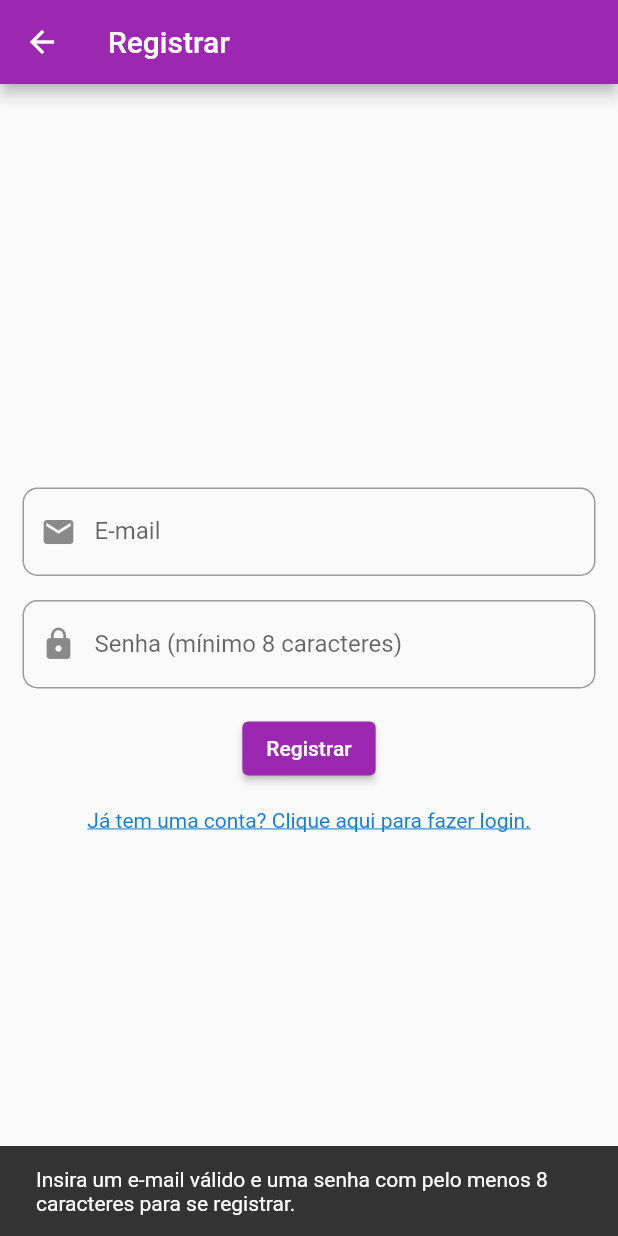
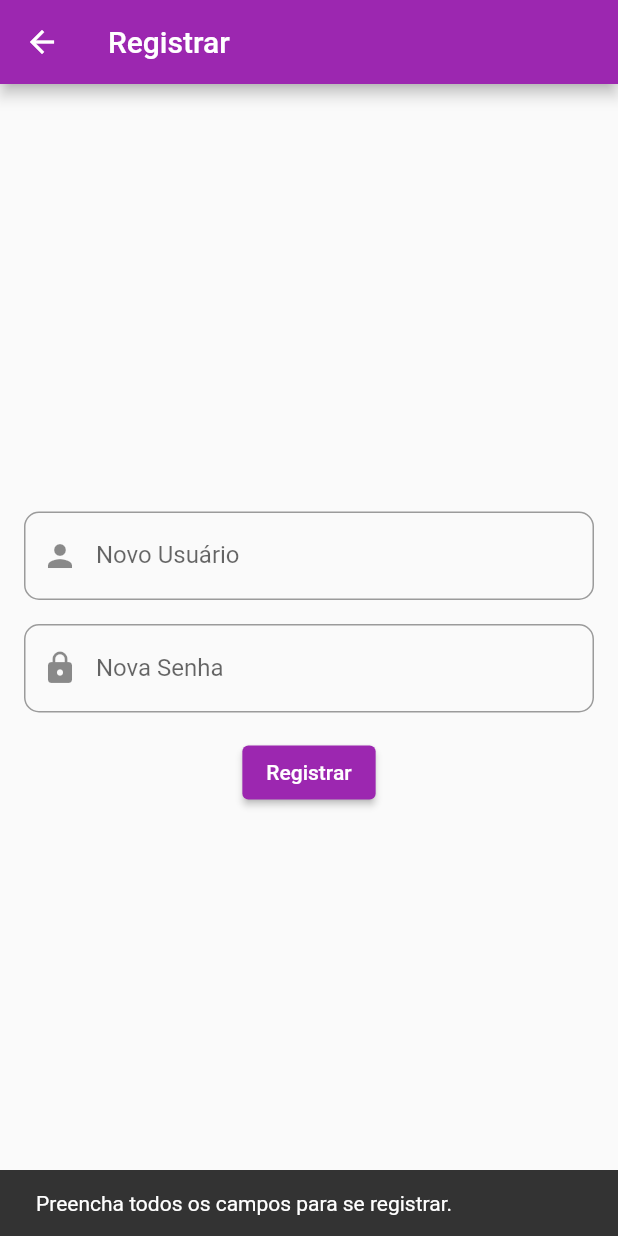
Before and after one commit to MarceloAG323/MusicSocial, a Flutter app: the RegisterScreenPage screen opened directly, after a tap on "Registrar", on a phone screen of 412 x 824 dp. Run offline on Flutter 3.47's test engine with Material 2 defaults, Android fonts, the phone set to English and light mode, and no system bars; our stand-ins replace firebase_core; accounts and stored records are empty.

Commit message:
Revert "update 05 - 08/12/2023 - mizael"
This reverts commit 74feeb4481d4885cd134a10904965a4abe252a69.

```diff
--- a/lib/home_layout.dart
+++ b/lib/home_layout.dart
@@ -94,7 +94,7 @@ class _HomeLayoutState extends State<HomeLayout> {
           crossAxisAlignment: CrossAxisAlignment.start,
           children: [
             Text(
-              '$_userName',
+              'Seu Nome é $_userName',
               style: TextStyle(
                 fontWeight: FontWeight.bold,
                 fontSize: 16.0,
--- a/lib/login_page.dart
+++ b/lib/login_page.dart
@@ -6,10 +6,7 @@ class LoginPage extends StatelessWidget {
   @override
   Widget build(BuildContext context) {
     return Scaffold(
-      appBar: AppBar(
-        title: Text('MusicSocial'),
-        automaticallyImplyLeading: false, // Impede a exibição do botão de voltar
-      ),
+      appBar: AppBar(title: Text('MusicSocial')),
       body: Center(
         child: Column(
           mainAxisAlignment: MainAxisAlignment.center,
@@ -53,9 +50,6 @@ class LoginPage extends StatelessWidget {
   }
 }
 
-// Restante do código sem alterações...
-
-
 class LoginScreenPage extends StatelessWidget {
   TextEditingController loginController = TextEditingController();
   TextEditingController passwordController = TextEditingController();
@@ -66,25 +60,25 @@ class LoginScreenPage extends StatelessWidget {
       appBar: AppBar(title: Text('Login')),
       body: Center(
         child: Padding(
-          padding: const EdgeInsets.all(15.0),
+          padding: const EdgeInsets.all(16.0),
           child: Column(
             mainAxisAlignment: MainAxisAlignment.center,
             children: [
               TextField(
                 controller: loginController,
                 decoration: InputDecoration(
-                  labelText: 'E-mail',
+                  labelText: 'Usuário',
                   border: OutlineInputBorder(
                     borderRadius: BorderRadius.circular(10.0),
                   ),
-                  prefixIcon: Icon(Icons.email),
+                  prefixIcon: Icon(Icons.person),
                 ),
               ),
               SizedBox(height: 16.0),
               TextField(
                 controller: passwordController,
                 decoration: InputDecoration(
-                  labelText: 'Senha (mínimo 8 caracteres)',
+                  labelText: 'Senha',
                   border: OutlineInputBorder(
                     borderRadius: BorderRadius.circular(10.0),
                   ),
@@ -95,52 +89,23 @@ class LoginScreenPage extends StatelessWidget {
               SizedBox(height: 16.0),
               ElevatedButton(
                 onPressed: () {
-                  if (isValidEmail(loginController.text) &&
-                      isPasswordValid(passwordController.text)) {
+                  if (loginController.text.isNotEmpty && passwordController.text.isNotEmpty) {
                     // Lógica de autenticação
                     Navigator.push(
                       context,
                       MaterialPageRoute(
-                        builder: (context) => HomeLayout(),
+                        builder: (context) => HomeLayout(), // Alterado para PostScreen
                       ),
                     );
                   } else {
                     ScaffoldMessenger.of(context).showSnackBar(
                       SnackBar(
-                        content: Text('Insira um e-mail válido e uma senha com pelo menos 8 caracteres.'),
+                        content: Text('Preencha todos os campos para fazer login.'),
                       ),
                     );
                   }
                 },
                 child: Text('Login'),
-              ),
-              SizedBox(height: 16.0),
-              GestureDetector(
-                onTap: () {
-                  // Navegar para a página de registro
-                  Navigator.push(
-                    context,
-                    MaterialPageRoute(
-                      builder: (context) => RegisterScreenPage(
-                        onRegisterPressed: () {
-                          Navigator.push(
-                            context,
-                            MaterialPageRoute(
-                              builder: (context) => LoginScreenPage(),
-                            ),
-                          );
-                        },
-                      ),
-                    ),
-                  );
-                },
-                child: Text(
-                  'Não tem uma conta? Clique aqui para se registrar.',
-                  style: TextStyle(
-                    color: const Color.fromARGB(255, 25, 125, 207),
-                    decoration: TextDecoration.underline,
-                  ),
-                ),
               ),
             ],
           ),
@@ -166,25 +131,25 @@ class RegisterScreenPage extends StatelessWidget {
       appBar: AppBar(title: Text('Registrar')),
       body: Center(
         child: Padding(
-          padding: const EdgeInsets.all(15.0),
+          padding: const EdgeInsets.all(16.0),
           child: Column(
             mainAxisAlignment: MainAxisAlignment.center,
             children: [
               TextField(
                 controller: registerUsernameController,
                 decoration: InputDecoration(
-                  labelText: 'E-mail',
+                  labelText: 'Novo Usuário',
                   border: OutlineInputBorder(
                     borderRadius: BorderRadius.circular(10.0),
                   ),
-                  prefixIcon: Icon(Icons.email),
+                  prefixIcon: Icon(Icons.person),
                 ),
               ),
               SizedBox(height: 16.0),
               TextField(
                 controller: registerPasswordController,
                 decoration: InputDecoration(
-                  labelText: 'Senha (mínimo 8 caracteres)',
+                  labelText: 'Nova Senha',
                   border: OutlineInputBorder(
                     borderRadius: BorderRadius.circular(10.0),
                   ),
@@ -195,38 +160,21 @@ class RegisterScreenPage extends StatelessWidget {
               SizedBox(height: 16.0),
               ElevatedButton(
                 onPressed: () {
-                  if (isValidEmail(registerUsernameController.text) &&
-                      isPasswordValid(registerPasswordController.text)) {
+                  if (registerUsernameController.text.isNotEmpty &&
+                      registerPasswordController.text.isNotEmpty) {
+                    // Ambos os campos estão preenchidos, pode chamar a função onRegisterPressed
                     onRegisterPressed();
                   } else {
+                    // Exibe uma mensagem no ScaffoldMessenger se um ou ambos os campos estiverem em branco
                     ScaffoldMessenger.of(context).showSnackBar(
                       SnackBar(
-                        content: Text('Insira um e-mail válido e uma senha com pelo menos 8 caracteres para se registrar.'),
+                        content: Text('Preencha todos os campos para se registrar.'),
                         duration: Duration(seconds: 2),
                       ),
                     );
                   }
                 },
                 child: Text('Registrar'),
-              ),
-              SizedBox(height: 16.0),
-              GestureDetector(
-                onTap: () {
-                  // Navegar para a página de login
-                  Navigator.push(
-                    context,
-                    MaterialPageRoute(
-                      builder: (context) => LoginScreenPage(),
-                    ),
-                  );
-                },
-                child: Text(
-                  'Já tem uma conta? Clique aqui para fazer login.',
-                  style: TextStyle(
-                    color: const Color.fromARGB(255, 25, 125, 207),
-                    decoration: TextDecoration.underline,
-                  ),
-                ),
               ),
             ],
           ),
@@ -236,15 +184,7 @@ class RegisterScreenPage extends StatelessWidget {
   }
 }
 
-bool isValidEmail(String email) {
-  // Verifica se o e-mail tem um formato válido
-  final emailRegex = RegExp(r'^[\w-]+(\.[\w-]+)*@([\w-]+\.)+[a-zA-Z]{2,7}$');
-  return emailRegex.hasMatch(email);
-}
 
-bool isPasswordValid(String password) {
-  return password.length >= 8;
-}
 
 void main() {
   runApp(MaterialApp(home: LoginPage()));
```
